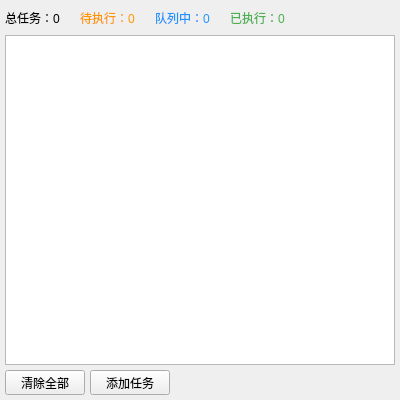
Before: the Qt Designer form src/gui/ALTimerTaskWidget.ui in KenanZhu/AutoLibrary, drawn with Qt 5.
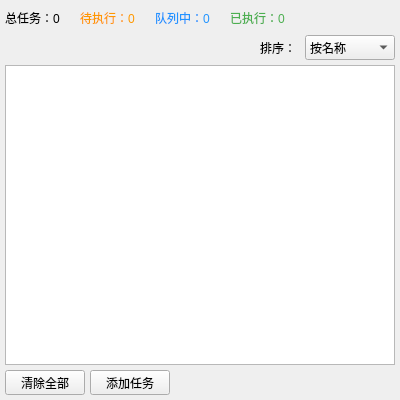
After: the same form once the commit is applied.

Commit message: feat(ALTimerTaskWidget): timer tasks' data persistence and perpetuation

What changed in the file:
```diff
--- a/src/gui/ALTimerTaskWidget.ui
+++ b/src/gui/ALTimerTaskWidget.ui
@@ -161,6 +161,82 @@
      </item>
     </layout>
    </item>
+   <item>
+    <layout class="QHBoxLayout" name="TimerTaskSortLayout">
+     <property name="spacing">
+      <number>5</number>
+     </property>
+     <item>
+      <widget class="QFrame" name="TimerTaskSortSpaceFrame">
+       <property name="maximumSize">
+        <size>
+         <width>16777215</width>
+         <height>16777215</height>
+        </size>
+       </property>
+       <property name="frameShape">
+        <enum>QFrame::Shape::NoFrame</enum>
+       </property>
+       <property name="frameShadow">
+        <enum>QFrame::Shadow::Plain</enum>
+       </property>
+       <property name="lineWidth">
+        <number>0</number>
+       </property>
+      </widget>
+     </item>
+     <item>
+      <widget class="QLabel" name="TimerTaskSortLabel">
+       <property name="minimumSize">
+        <size>
+         <width>40</width>
+         <height>25</height>
+        </size>
+       </property>
+       <property name="maximumSize">
+        <size>
+         <width>40</width>
+         <height>25</height>
+        </size>
+       </property>
+       <property name="text">
+        <string>排序：</string>
+       </property>
+      </widget>
+     </item>
+     <item>
+      <widget class="QComboBox" name="TimerTaskSortTypeComboBox">
+       <property name="minimumSize">
+        <size>
+         <width>90</width>
+         <height>25</height>
+        </size>
+       </property>
+       <property name="maximumSize">
+        <size>
+         <width>90</width>
+         <height>25</height>
+        </size>
+       </property>
+       <item>
+        <property name="text">
+         <string>按名称</string>
+        </property>
+       </item>
+       <item>
+        <property name="text">
+         <string>按添加时间</string>
+        </property>
+       </item>
+       <item>
+        <property name="text">
+         <string>按执行时间</string>
+        </property>
+       </item>
+      </widget>
+     </item>
+    </layout>
+   </item>
    <item>
     <widget class="QListWidget" name="TimerTasksListWidget">
      <property name="enabled">
```
The commit also changes 3 other files.
